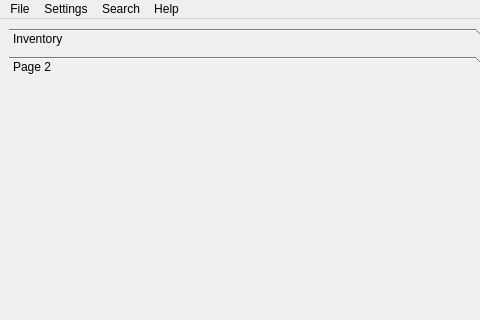
The window that ui/main_menu.ui (TheCodingJsoftware/Invigo) describes before a commit, drawn with Qt 5; both pictures show x 0 to 480 and y 0 to 320 of the 840 by 640 pixel window.
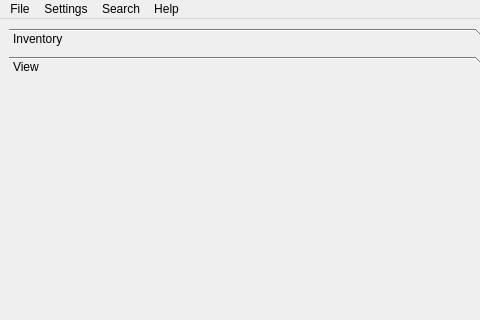
The same window after the commit. The open tabs and pages were chosen to show the change.

```diff
--- a/ui/main_menu.ui
+++ b/ui/main_menu.ui
@@ -61,7 +61,7 @@
         </rect>
        </property>
        <attribute name="label">
-        <string>Page 2</string>
+        <string>View</string>
        </attribute>
        <layout class="QHBoxLayout" name="horizontalLayout_5">
         <item>
```
Left out of the diff: 6 changed lines with no effect on the pictures.
